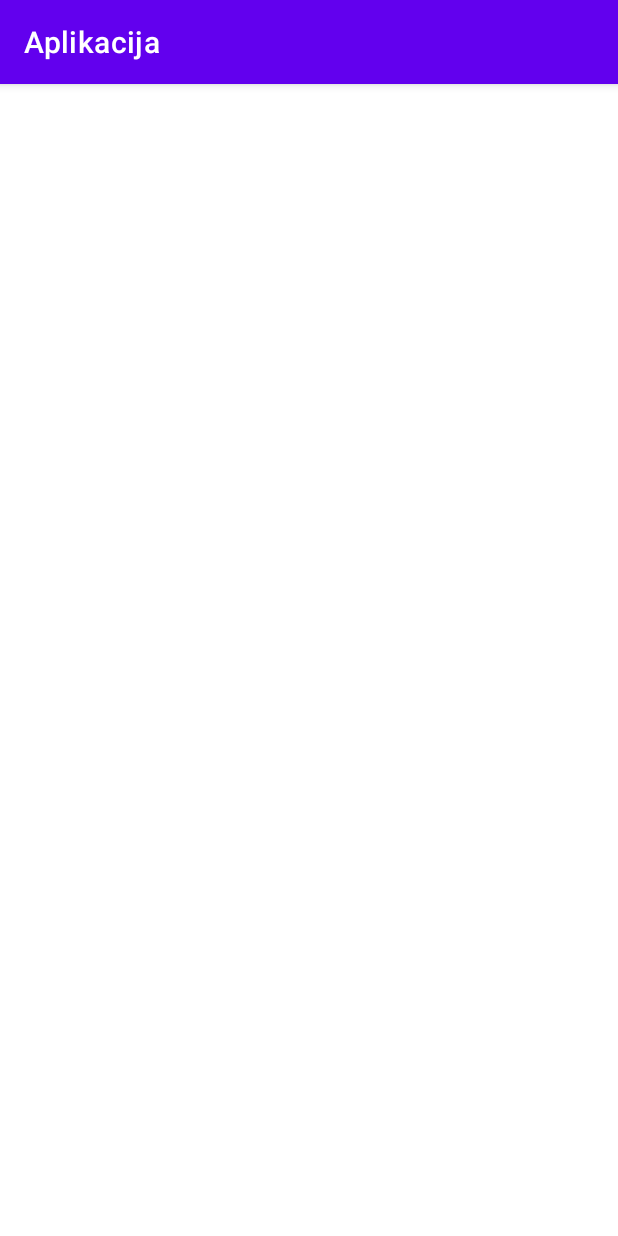
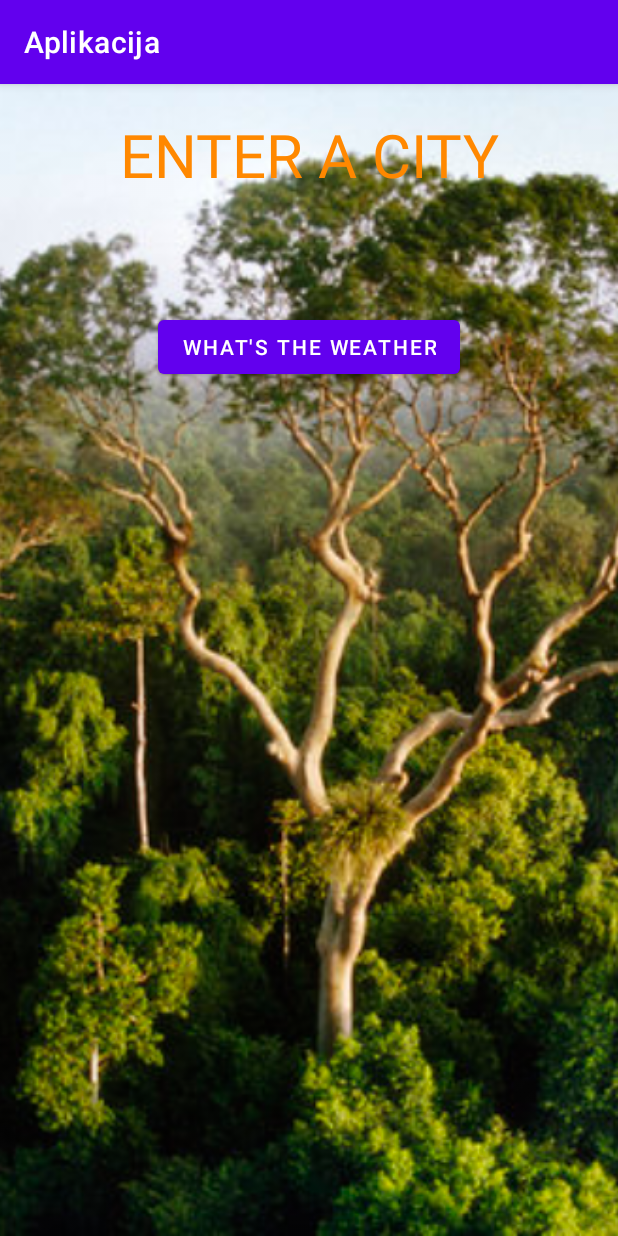
Before and after one commit to Dominik277/LearningAndroid, an Android app: the screen it shows after launch (MainActivity), on a phone screen of 412 x 824 dp. Run offline under Robolectric (Android 15) with nearby library versions, the phone set to English and light mode, and no system bars.

Commit message:
Zavrsen View za Weather app.

```diff
--- a/app/src/main/java/hr/aplikacija/MainActivity.java
+++ b/app/src/main/java/hr/aplikacija/MainActivity.java
@@ -1,74 +1,13 @@
 package hr.aplikacija;
 
 import androidx.appcompat.app.AppCompatActivity;
-
-import android.os.AsyncTask;
 import android.os.Bundle;
-import android.util.Log;
-
-import org.json.JSONArray;
-import org.json.JSONException;
-import org.json.JSONObject;
-
-import java.io.InputStream;
-import java.io.InputStreamReader;
-import java.net.URL;
-
-import javax.net.ssl.HttpsURLConnection;
 
 public class MainActivity extends AppCompatActivity {
-
-    public class DownloadTask extends AsyncTask<String,Void,String>{
-
-        @Override
-        protected String doInBackground(String... urls) {
-            String result = "";
-            URL url;
-            HttpsURLConnection urlConnection = null;
-
-            try {
-                url = new URL(urls[0]);
-                urlConnection = (HttpsURLConnection) url.openConnection();
-                InputStream in = urlConnection.getInputStream();
-                InputStreamReader reader = new InputStreamReader(in);
-                int data = reader.read();
-                while (data != -1){
-                    char current = (char) data;
-                    result += current;
-                    data = reader.read();
-                }
-                return result;
-            }catch (Exception e){
-                e.printStackTrace();
-                return null;
-            }
-        }
-
-        @Override
-        protected void onPostExecute(String s) {
-            super.onPostExecute(s);
-            try {
-                JSONObject jsonObject = new JSONObject(s);
-                String weatherInfo = jsonObject.getString("weather");
-                Log.i("Weather content",weatherInfo);
-                JSONArray arr = new JSONArray(weatherInfo);
-                for (int i=0; i<arr.length(); i++){
-                    JSONObject jsonPart = arr.getJSONObject(i);
-                    Log.i("main",jsonPart.getString("main"));
-                    Log.i("description",jsonPart.getString("description"));
-                }
-            } catch (Exception e) {
-                e.printStackTrace();
-            }
-        }
-    }
 
     @Override
     protected void onCreate(Bundle savedInstanceState) {
         super.onCreate(savedInstanceState);
         setContentView(R.layout.activity_main);
-
-        DownloadTask task = new DownloadTask();
-        task.execute("");
     }
 }
--- a/app/src/main/res/layout/activity_main.xml
+++ b/app/src/main/res/layout/activity_main.xml
@@ -4,4 +4,71 @@
     xmlns:tools="http://schemas.android.com/tools"
     android:layout_width="match_parent"
     android:layout_height="match_parent"
-    tools:context=".MainActivity"/>
+    tools:context=".MainActivity">
+
+    <Button
+        android:id="@+id/button12"
+        android:layout_width="wrap_content"
+        android:layout_height="wrap_content"
+        android:layout_marginTop="16dp"
+        android:text="What's the weather"
+        app:layout_constraintEnd_toEndOf="parent"
+        app:layout_constraintHorizontal_bias="0.5"
+        app:layout_constraintStart_toStartOf="parent"
+        app:layout_constraintTop_toBottomOf="@+id/editTextTextPersonName" />
+
+    <EditText
+        android:id="@+id/editTextTextPersonName"
+        android:layout_width="wrap_content"
+        android:layout_height="wrap_content"
+        android:layout_marginTop="16dp"
+        android:ems="10"
+        android:inputType="textPersonName"
+        android:textColor="@android:color/holo_orange_dark"
+        app:layout_constraintEnd_toEndOf="parent"
+        app:layout_constraintHorizontal_bias="0.5"
+        app:layout_constraintStart_toStartOf="parent"
+        app:layout_constraintTop_toBottomOf="@+id/textView2" />
+
+    <ImageView
+        android:id="@+id/imageView3"
+        android:layout_width="0dp"
+        android:layout_height="0dp"
+        android:scaleType="centerCrop"
+        app:layout_constraintBottom_toBottomOf="parent"
+        app:layout_constraintEnd_toEndOf="parent"
+        app:layout_constraintStart_toStartOf="parent"
+        app:layout_constraintTop_toTopOf="parent"
+        app:srcCompat="@drawable/background" />
+
+    <TextView
+        android:id="@+id/textView2"
+        android:layout_width="wrap_content"
+        android:layout_height="0dp"
+        android:layout_marginTop="20dp"
+        android:text="ENTER A CITY"
+        android:textColor="@android:color/holo_orange_dark"
+        android:textSize="40sp"
+        app:layout_constraintEnd_toEndOf="parent"
+        app:layout_constraintHorizontal_bias="0.5"
+        app:layout_constraintStart_toStartOf="parent"
+        app:layout_constraintTop_toTopOf="@+id/imageView3" />
+
+    <TextView
+        android:id="@+id/textView3"
+        android:layout_width="0dp"
+        android:layout_height="0dp"
+        android:layout_marginEnd="8dp"
+        android:layout_marginLeft="8dp"
+        android:layout_marginRight="8dp"
+        android:layout_marginStart="8dp"
+        android:layout_marginTop="16dp"
+        android:textColor="@android:color/holo_orange_dark"
+        android:textSize="20sp"
+        app:layout_constraintBottom_toBottomOf="@+id/imageView3"
+        app:layout_constraintEnd_toEndOf="parent"
+        app:layout_constraintHorizontal_bias="0.5"
+        app:layout_constraintStart_toStartOf="parent"
+        app:layout_constraintTop_toBottomOf="@+id/button12" />
+
+</androidx.constraintlayout.widget.ConstraintLayout>
```
Also changed, not shown: app/src/main/res/drawable-v24/panda.jpg (deleted), app/src/main/res/drawable/background.jpg (added).
